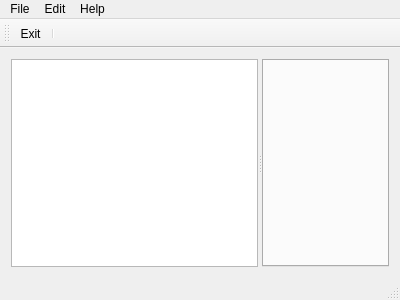
Tsibyonix/Pharma2, file mainwindow.ui: the form before one commit.
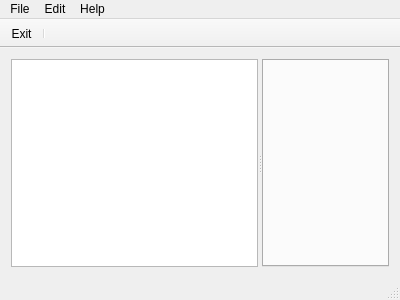
The form after the commit.

Commit message: Added: Ui elements, tableList is working.

Patch:
```diff
--- a/mainwindow.ui
+++ b/mainwindow.ui
@@ -65,11 +65,14 @@
    <addaction name="menuHelp"/>
   </widget>
   <widget class="QToolBar" name="mainToolBar">
+   <property name="movable">
+    <bool>false</bool>
+   </property>
    <attribute name="toolBarArea">
     <enum>TopToolBarArea</enum>
    </attribute>
    <attribute name="toolBarBreak">
-    <bool>true</bool>
+    <bool>false</bool>
    </attribute>
    <addaction name="actionExit"/>
    <addaction name="separator"/>
```
Left out of the diff: 5 changed lines with no effect on the pictures. The commit also changes 3 other files.
